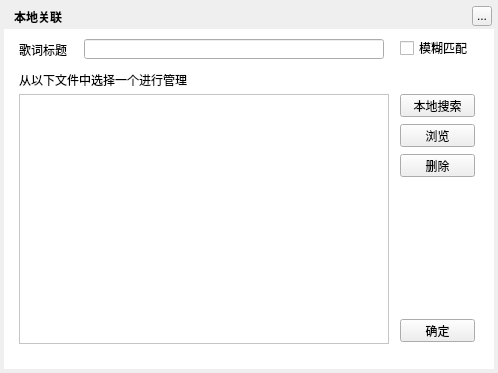
Qt form TTKModule/TTKWidget/musicUiKits/musicLrcKits/musiclrclocallinkwidget.ui (Greedysky/TTKMusicPlayer) before a commit.
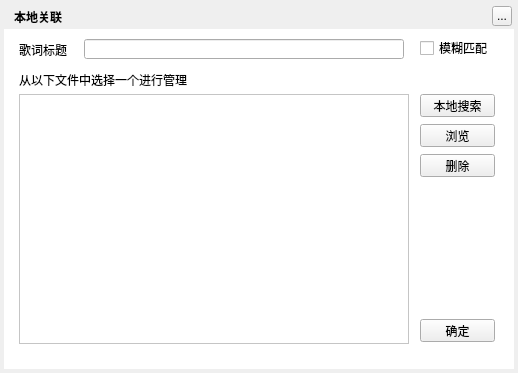
The same form after that commit. Custom widgets are drawn as their Qt base class.

What changed in the file:
```diff
--- a/TTKModule/TTKWidget/musicUiKits/musicLrcKits/musiclrclocallinkwidget.ui
+++ b/TTKModule/TTKWidget/musicUiKits/musicLrcKits/musiclrclocallinkwidget.ui
@@ -6,7 +6,7 @@
    <rect>
     <x>0</x>
     <y>0</y>
-    <width>498</width>
+    <width>518</width>
     <height>373</height>
    </rect>
   </property>
@@ -18,7 +18,7 @@
     <rect>
      <x>4</x>
      <y>4</y>
-     <width>490</width>
+     <width>510</width>
      <height>365</height>
     </rect>
    </property>
@@ -45,7 +45,7 @@
   <widget class="QToolButton" name="topTitleCloseButton">
    <property name="geometry">
     <rect>
-     <x>472</x>
+     <x>492</x>
      <y>6</y>
      <width>20</width>
      <height>20</height>
@@ -60,7 +60,7 @@
     <rect>
      <x>4</x>
      <y>29</y>
-     <width>490</width>
+     <width>510</width>
      <height>340</height>
     </rect>
    </property>
@@ -86,7 +86,7 @@
     <rect>
      <x>84</x>
      <y>39</y>
-     <width>300</width>
+     <width>320</width>
      <height>20</height>
     </rect>
    </property>
@@ -96,7 +96,7 @@
     <rect>
      <x>19</x>
      <y>94</y>
-     <width>370</width>
+     <width>390</width>
      <height>250</height>
     </rect>
    </property>
@@ -107,7 +107,7 @@
   <widget class="QPushButton" name="localSearchButton">
    <property name="geometry">
     <rect>
-     <x>400</x>
+     <x>420</x>
      <y>94</y>
      <width>75</width>
      <height>23</height>
@@ -123,7 +123,7 @@
   <widget class="QPushButton" name="previewButton">
    <property name="geometry">
     <rect>
-     <x>400</x>
+     <x>420</x>
      <y>124</y>
      <width>75</width>
      <height>23</height>
@@ -139,7 +139,7 @@
   <widget class="QPushButton" name="commitButton">
    <property name="geometry">
     <rect>
-     <x>400</x>
+     <x>420</x>
      <y>319</y>
      <width>75</width>
      <height>23</height>
@@ -155,7 +155,7 @@
   <widget class="QCheckBox" name="fuzzyButton">
    <property name="geometry">
     <rect>
-     <x>400</x>
+     <x>420</x>
      <y>40</y>
      <width>75</width>
      <height>16</height>
@@ -194,7 +194,7 @@
   <widget class="QPushButton" name="deleteButton">
    <property name="geometry">
     <rect>
-     <x>400</x>
+     <x>420</x>
      <y>154</y>
      <width>75</width>
      <height>23</height>
```
